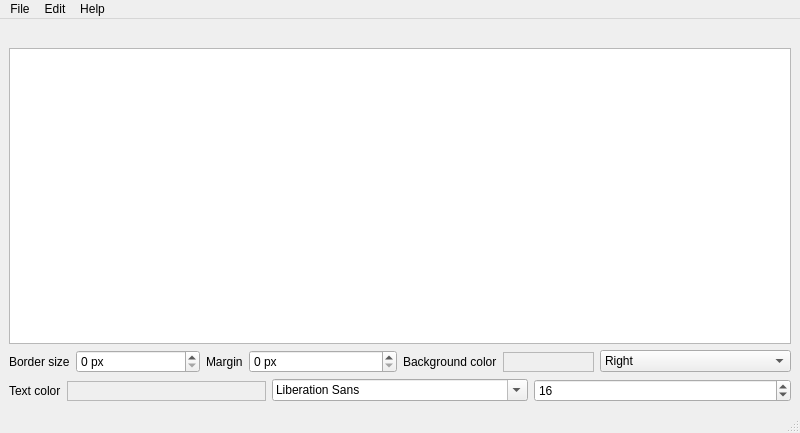
The window that captioner/ui/main_window.ui (Matthieu-LAURENT39/captioner) describes before a commit, drawn with Qt 5.
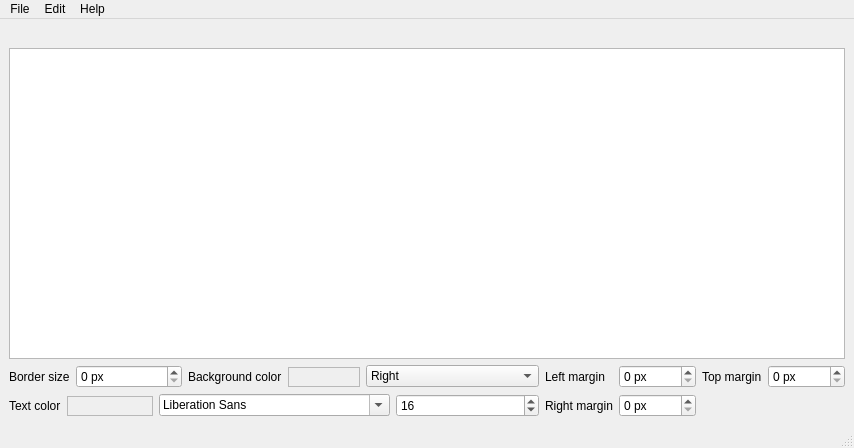
The same window after the commit. Custom widgets are drawn as their Qt base class.

Commit message: Split margin into left margin, right margin, and top margin

What changed in the file:
```diff
--- a/captioner/ui/main_window.ui
+++ b/captioner/ui/main_window.ui
@@ -6,8 +6,8 @@
    <rect>
     <x>0</x>
     <y>0</y>
-    <width>800</width>
-    <height>433</height>
+    <width>854</width>
+    <height>448</height>
    </rect>
   </property>
   <property name="windowTitle">
@@ -29,6 +29,13 @@
      <widget class="QPlainTextEdit" name="captionEdit"/>
     </item>
     <item>
+     <layout class="QHBoxLayout" name="horizontalLayout" stretch="1,0">
+      <property name="sizeConstraint">
+       <enum>QLayout::SetMinimumSize</enum>
+      </property>
+      <item>
+       <layout class="QVBoxLayout" name="leftControlsLayout">
+        <item>
      <layout class="QHBoxLayout" name="borderControlsLayout">
       <item>
        <layout class="QFormLayout" name="borderSizeLayout">
@@ -54,30 +61,6 @@
         </item>
        </layout>
       </item>
-      <item>
-       <layout class="QFormLayout" name="marginLayout">
-        <property name="formAlignment">
-         <set>Qt::AlignLeading|Qt::AlignLeft|Qt::AlignVCenter</set>
-        </property>
-        <item row="0" column="0">
-         <widget class="QLabel" name="marginLabel">
-          <property name="text">
-           <string>Margin</string>
-          </property>
-         </widget>
-        </item>
-        <item row="0" column="1">
-         <widget class="QSpinBox" name="marginSpinBox">
-          <property name="suffix">
-           <string> px</string>
-          </property>
-          <property name="maximum">
-           <number>99999</number>
-          </property>
-         </widget>
-        </item>
-       </layout>
-      </item>
       <item>
        <layout class="QFormLayout" name="backgroundColorLayout">
         <property name="formAlignment">
@@ -203,13 +186,94 @@
      </layout>
     </item>
    </layout>
+      </item>
+      <item>
+       <layout class="QGridLayout" name="marginControlsLayout">
+        <item row="1" column="0">
+         <widget class="QLabel" name="leftMarginLabel">
+          <property name="text">
+           <string>Left margin</string>
+          </property>
+         </widget>
+        </item>
+        <item row="2" column="0">
+         <widget class="QLabel" name="rightMarginLabel">
+          <property name="sizePolicy">
+           <sizepolicy hsizetype="Fixed" vsizetype="Preferred">
+            <horstretch>0</horstretch>
+            <verstretch>0</verstretch>
+           </sizepolicy>
+          </property>
+          <property name="text">
+           <string>Right margin</string>
+          </property>
+         </widget>
+        </item>
+        <item row="1" column="1">
+         <widget class="QSpinBox" name="leftMarginSpinBox">
+          <property name="sizePolicy">
+           <sizepolicy hsizetype="Fixed" vsizetype="Fixed">
+            <horstretch>0</horstretch>
+            <verstretch>0</verstretch>
+           </sizepolicy>
+          </property>
+          <property name="suffix">
+           <string> px</string>
+          </property>
+          <property name="maximum">
+           <number>99999</number>
+          </property>
+         </widget>
+        </item>
+        <item row="2" column="1">
+         <widget class="QSpinBox" name="rightMarginSpinBox">
+          <property name="sizePolicy">
+           <sizepolicy hsizetype="Fixed" vsizetype="Fixed">
+            <horstretch>0</horstretch>
+            <verstretch>0</verstretch>
+           </sizepolicy>
+          </property>
+          <property name="suffix">
+           <string> px</string>
+          </property>
+          <property name="maximum">
+           <number>99999</number>
+          </property>
+         </widget>
+        </item>
+        <item row="1" column="2">
+         <layout class="QHBoxLayout" name="topMarginLayout">
+          <item>
+           <widget class="QLabel" name="topMarginLabel">
+            <property name="text">
+             <string>Top margin</string>
+            </property>
+           </widget>
+          </item>
+          <item>
+           <widget class="QSpinBox" name="topMarginSpinBox">
+            <property name="suffix">
+             <string> px</string>
+            </property>
+            <property name="maximum">
+             <number>99999</number>
+            </property>
+           </widget>
+          </item>
+         </layout>
+        </item>
+       </layout>
+      </item>
+     </layout>
+    </item>
+   </layout>
   </widget>
   <widget class="QMenuBar" name="menubar">
    <property name="geometry">
     <rect>
      <x>0</x>
      <y>0</y>
-     <width>800</width>
+     <width>854</width>
      <height>30</height>
     </rect>
    </property>
```
Lines whose indentation alone changed are shown as unchanged. The commit also changes 3 other files.
